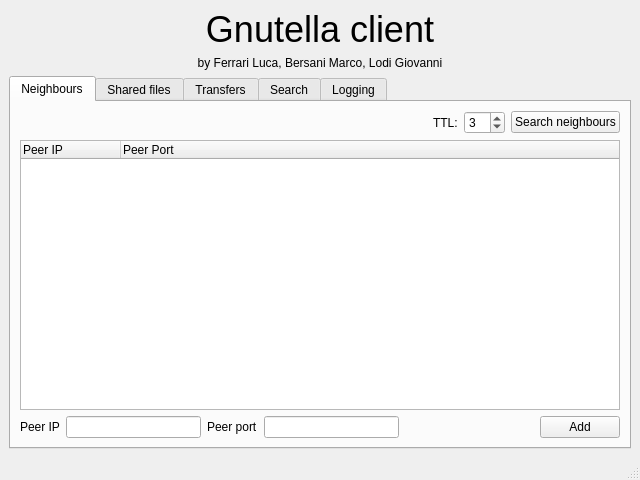
First picture: the form in kazaa/teamGML/ui/qt/designer/mainwindow.ui, repository B3rs/P2P, before the edit.
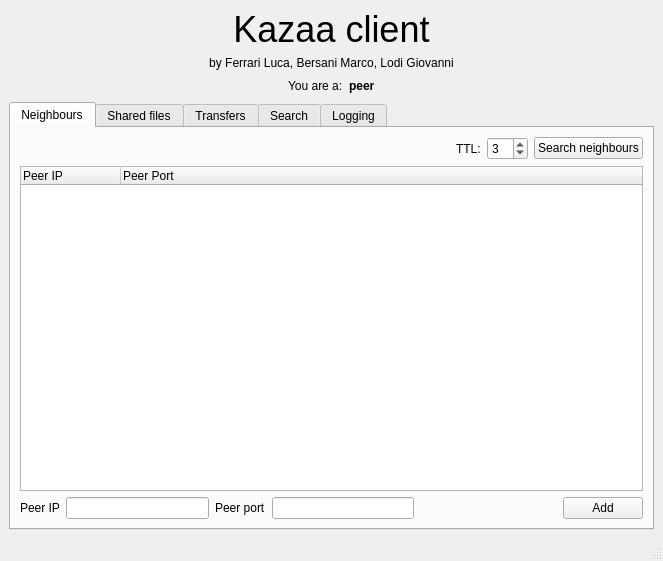
Second picture: the form after the edit.

Commit message: -Renamed Gnutella UI references to Kazaa

The edit to the form file:
```diff
--- a/kazaa/teamGML/ui/qt/designer/mainwindow.ui
+++ b/kazaa/teamGML/ui/qt/designer/mainwindow.ui
@@ -6,16 +6,14 @@
    <rect>
     <x>0</x>
     <y>0</y>
-    <width>640</width>
-    <height>480</height>
+    <width>663</width>
+    <height>561</height>
    </rect>
   </property>
   <property name="windowTitle">
    <string>MainWindow</string>
   </property>
   <widget class="QWidget" name="centralwidget">
-   <layout class="QVBoxLayout" name="verticalLayout_2">
-    <item>
      <layout class="QVBoxLayout" name="verticalLayout">
       <item>
        <widget class="QLabel" name="label">
@@ -25,7 +23,7 @@
          </font>
         </property>
         <property name="text">
-         <string>Gnutella client</string>
+       <string>Kazaa client</string>
         </property>
         <property name="alignment">
          <set>Qt::AlignCenter</set>
@@ -42,6 +40,69 @@
         </property>
        </widget>
       </item>
+    <item>
+     <layout class="QHBoxLayout" name="horizontalLayout_5">
+      <item>
+       <spacer name="horizontalSpacer_5">
+        <property name="orientation">
+         <enum>Qt::Horizontal</enum>
+        </property>
+        <property name="sizeHint" stdset="0">
+         <size>
+          <width>40</width>
+          <height>20</height>
+         </size>
+        </property>
+       </spacer>
+      </item>
+      <item>
+       <widget class="QLabel" name="label_11">
+        <property name="text">
+         <string>You are a:</string>
+        </property>
+       </widget>
+      </item>
+      <item>
+       <widget class="QLabel" name="youAreLabel">
+        <property name="font">
+         <font>
+          <weight>75</weight>
+          <bold>true</bold>
+         </font>
+        </property>
+        <property name="text">
+         <string>peer</string>
+        </property>
+       </widget>
+      </item>
+      <item>
+       <spacer name="horizontalSpacer_4">
+        <property name="orientation">
+         <enum>Qt::Horizontal</enum>
+        </property>
+        <property name="sizeHint" stdset="0">
+         <size>
+          <width>40</width>
+          <height>20</height>
+         </size>
+        </property>
+       </spacer>
+      </item>
+     </layout>
+    </item>
+    <item>
+     <spacer name="verticalSpacer">
+      <property name="orientation">
+       <enum>Qt::Vertical</enum>
+      </property>
+      <property name="sizeHint" stdset="0">
+       <size>
+        <width>20</width>
+        <height>40</height>
+       </size>
+      </property>
+     </spacer>
+    </item>
       <item>
        <widget class="QTabWidget" name="mainTabWidget">
         <property name="currentIndex">
@@ -384,8 +445,6 @@
          </layout>
         </widget>
        </widget>
-      </item>
-     </layout>
     </item>
    </layout>
   </widget>
```
Lines whose indentation alone changed are shown as unchanged. The commit also changes 3 other files.
